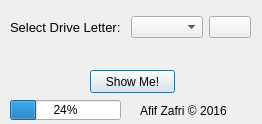
Old version of the form res/showme.ui in the repository afzafri/Folder-Unhider.
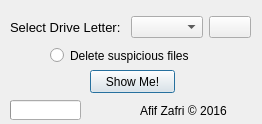
New version of the form. Icons and pictures are not drawn.

Commit message:
Added option to delete suspicious files
Delete shortcuts (.lnk), autorun.inf, .ini files. These files are
usually associate with the shortcut virus.

```diff
--- a/res/showme.ui
+++ b/res/showme.ui
@@ -131,12 +131,31 @@
     <rect>
      <x>10</x>
      <y>100</y>
-     <width>111</width>
+     <width>71</width>
      <height>20</height>
     </rect>
    </property>
    <property name="value">
-    <number>24</number>
+    <number>0</number>
+   </property>
+   <property name="textVisible">
+    <bool>false</bool>
+   </property>
+  </widget>
+  <widget class="QRadioButton" name="delFiles">
+   <property name="geometry">
+    <rect>
+     <x>50</x>
+     <y>40</y>
+     <width>191</width>
+     <height>31</height>
+    </rect>
+   </property>
+   <property name="toolTip">
+    <string>Delete shortcuts (.lnk), autorun.inf, .ini files. These files are usually associate with the virus. WARNING!: This also might accidently delete some of your files, do it on your own risk.</string>
+   </property>
+   <property name="text">
+    <string>Delete suspicious files</string>
    </property>
   </widget>
  </widget>
```
Left out of the diff: 2 changed lines with no effect on the pictures. The commit also changes 3 other files.
